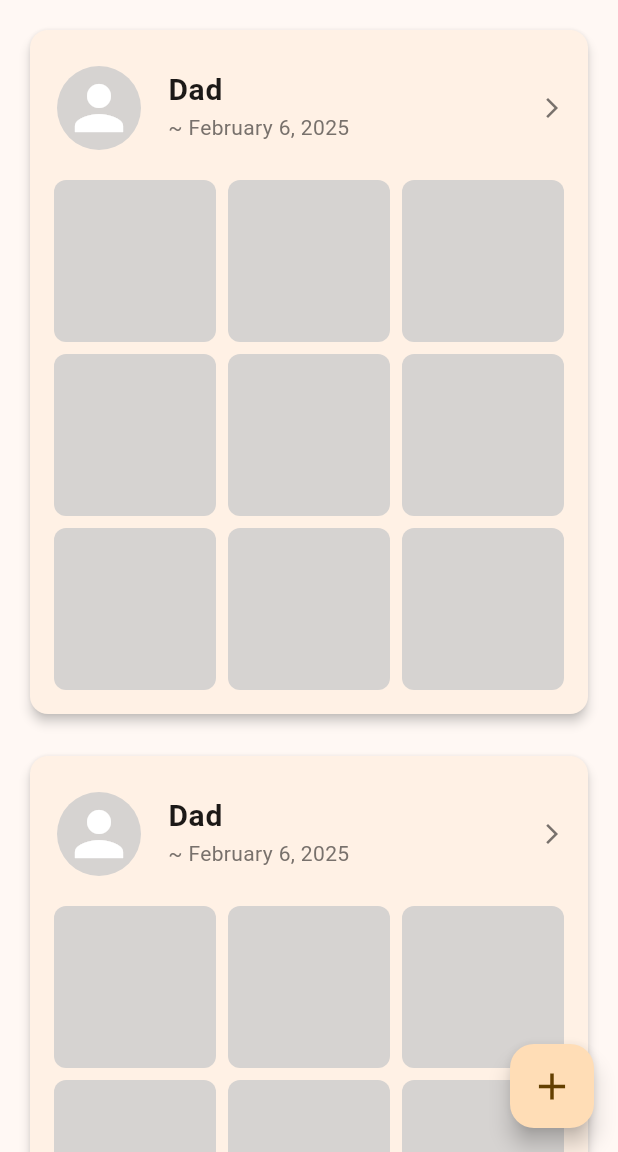
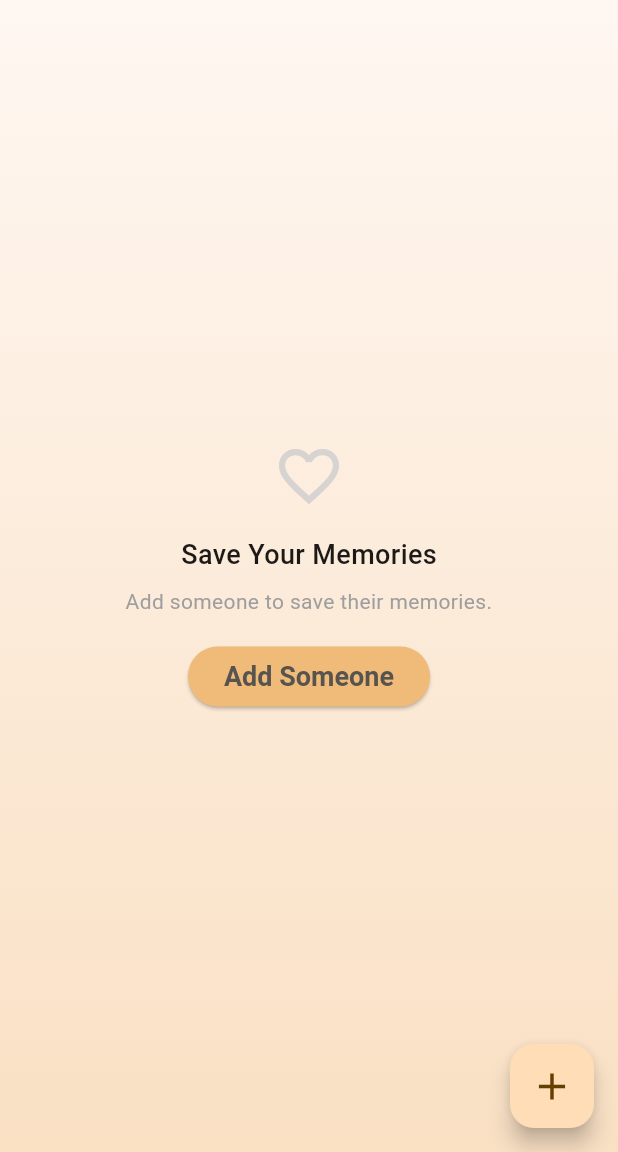
Before and after one commit to MontyCoder0701/goodbye-app, a Flutter app: the screen it shows after launch, on a phone screen of 412 x 824 dp, the part 84-1236 px from its top. Run offline on Flutter 3.47's test engine with Material 3 defaults, Android fonts, the phone set to English and light mode, and no system bars; drawn by our look-alikes of upgrader; our stand-ins replace flutter_riverpod, go_router, package_info_plus, shared_preferences.

Commit message:
wip: design

```diff
--- /dev/null
+++ b/devtools_options.yaml
@@ -0,0 +1,3 @@
+description: This file stores settings for Dart & Flutter DevTools.
+documentation: https://docs.flutter.dev/tools/devtools/extensions#configure-extension-enablement-states
+extensions:
--- a/lib/models/lost_person.model.dart
+++ b/lib/models/lost_person.model.dart
@@ -31,4 +31,7 @@ class LostPerson extends BaseModel {
 
   String? get displayDateOfDeath =>
       dateOfDeath != null ? DateFormat.yMMMMd().format(dateOfDeath!) : null;
+
+  bool get hasMemories =>
+      photos.isNotEmpty || videos.isNotEmpty || notes.isNotEmpty;
 }
--- a/lib/screens/memories.dart
+++ b/lib/screens/memories.dart
@@ -5,30 +5,95 @@ import '/main_drawer.dart';
 import '/screens/create_lost_person.modal.dart';
 import '../models/lost_person.model.dart';
 
-class MemoriesScreen extends StatelessWidget {
+class MemoriesScreen extends StatefulWidget {
   const MemoriesScreen({super.key});
+
+  @override
+  State<MemoriesScreen> createState() => _MemoriesScreenState();
+}
+
+class _MemoriesScreenState extends State<MemoriesScreen> {
+  final List<LostPerson> _persons = [];
+
+  void _openCreateLostPersonModal(BuildContext context) {
+    showModalBottomSheet(
+      context: context,
+      isScrollControlled: true,
+      shape: const RoundedRectangleBorder(
+        borderRadius: BorderRadius.vertical(top: Radius.circular(16)),
+      ),
+      builder: (context) => CreateLostPersonModal(
+        onCreated: (newPerson) {
+          setState(() {
+            _persons.add(newPerson);
+          });
+        },
+      ),
+    );
+  }
 
   @override
   Widget build(BuildContext context) {
     final colorScheme = Theme.of(context).colorScheme;
 
-    final person = LostPerson(
-      name: 'Dad',
-      dateOfDeath: DateTime(2025, 2, 6),
-      memorialLocation: '함백산 추모공원 9-5-182',
-    );
-
     return Scaffold(
       drawer: MainDrawer(),
       appBar: AppBar(title: const Text('Memories')),
-      body: ListView.separated(
-        separatorBuilder: (context, index) => SizedBox(height: 20),
+      body: _persons.isEmpty
+          ? Container(
+              width: double.infinity,
+              height: double.infinity,
+              decoration: BoxDecoration(
+                gradient: LinearGradient(
+                  begin: Alignment.topCenter,
+                  end: Alignment.bottomCenter,
+                  colors: [
+                    colorScheme.primary.withAlpha(5),
+                    colorScheme.primary.withAlpha(100),
+                  ],
+                ),
+              ),
+              child: Center(
+                child: Column(
+                  mainAxisSize: MainAxisSize.min,
+                  children: [
+                    Icon(
+                      Icons.favorite_border,
+                      size: 48,
+                      color: colorScheme.outline,
+                    ),
+                    const SizedBox(height: 16),
+                    const Text(
+                      'Save Your Memories',
+                      style: TextStyle(
+                        fontSize: 18,
+                        fontWeight: FontWeight.w500,
+                      ),
+                    ),
+                    const SizedBox(height: 8),
+                    const Text(
+                      'Add someone to save their memories.',
+                      style: TextStyle(fontSize: 14, color: Colors.grey),
+                      textAlign: TextAlign.center,
+                    ),
+                    const SizedBox(height: 16),
+                    ElevatedButton(
+                      onPressed: () => _openCreateLostPersonModal(context),
+                      child: const Text('Add Someone'),
+                    ),
+                  ],
+                ),
+              ),
+            )
+          : ListView.separated(
+              separatorBuilder: (context, index) => const SizedBox(height: 20),
               padding: const EdgeInsets.all(16),
-        itemCount: 3,
+              itemCount: _persons.length,
               itemBuilder: (context, index) {
+                final person = _persons[index];
                 return InkWell(
                   onTap: () {
-              context.push('/lost_person/1/memories');
+                    context.push('/lost_person/${index + 1}/memories');
                   },
                   borderRadius: BorderRadius.circular(12),
                   child: Card(
@@ -60,7 +125,7 @@ class MemoriesScreen extends StatelessWidget {
                             ),
                             title: Text(
                               person.displayName,
-                        style: TextStyle(
+                              style: const TextStyle(
                                 fontSize: 20,
                                 fontWeight: FontWeight.w700,
                               ),
@@ -68,15 +133,27 @@ class MemoriesScreen extends StatelessWidget {
                             subtitle: person.displayDateOfDeath != null
                                 ? Text(
                                     '~ ${person.displayDateOfDeath}',
-                              style: TextStyle(color: colorScheme.tertiary),
+                                    style: TextStyle(
+                                      color: colorScheme.tertiary,
+                                    ),
                                   )
                                 : null,
-                      trailing: Icon(
+                            trailing: !person.hasMemories
+                                ? ElevatedButton(
+                                    onPressed: () {
+                                      context.push(
+                                        '/lost_person/${index + 1}/memories?open_modal=true',
+                                      );
+                                    },
+                                    child: Text('Add Memories'),
+                                  )
+                                : Icon(
                                     Icons.arrow_forward_ios,
                                     size: 16,
                                     color: colorScheme.tertiary,
                                   ),
                           ),
+                          if (person.hasMemories) ...{
                             const SizedBox(height: 12),
                             GridView.builder(
                               shrinkWrap: true,
@@ -94,15 +171,12 @@ class MemoriesScreen extends StatelessWidget {
                                   decoration: BoxDecoration(
                                     borderRadius: BorderRadius.circular(8),
                                     color: colorScheme.outline,
-                            // TODO: add image
-                            // image: DecorationImage(
-                            //   image: AssetImage('assets/sample_image.jpg'),
-                            //   fit: BoxFit.cover,
-                            // ),
+                                    // Add image here if needed
                                   ),
                                 );
                               },
                             ),
+                          },
                         ],
                       ),
                     ),
@@ -111,17 +185,8 @@ class MemoriesScreen extends StatelessWidget {
               },
             ),
       floatingActionButton: FloatingActionButton(
+        onPressed: () => _openCreateLostPersonModal(context),
         child: const Icon(Icons.add),
-        onPressed: () {
-          showModalBottomSheet(
-            context: context,
-            isScrollControlled: true,
-            shape: const RoundedRectangleBorder(
-              borderRadius: BorderRadius.vertical(top: Radius.circular(16)),
-            ),
-            builder: (context) => const CreateLostPersonModal(),
-          );
-        },
       ),
     );
   }
```
Also changed, not shown: lib/go_router.dart (+6 -1 lines), lib/screens/create_lost_person.modal.dart (+37 -12 lines), lib/screens/memory_detail.dart (+89 -58 lines). Lines whose indentation alone changed are shown as unchanged.
